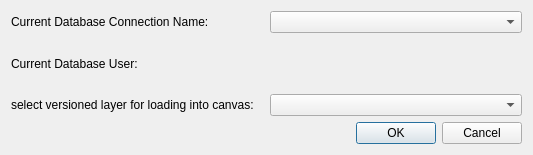
Qt form forms/pgLoadVersion.ui (sourcepole/pgversion) before a commit.
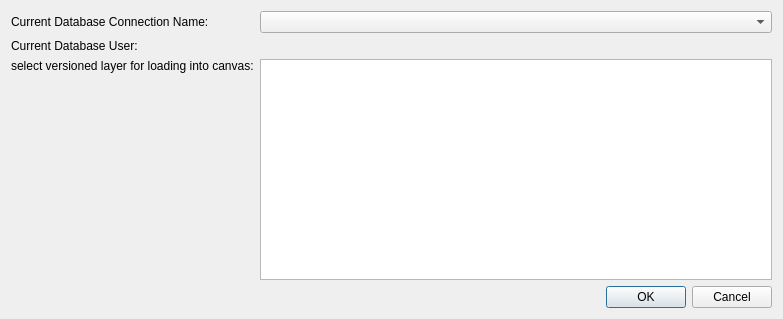
The same form after that commit.

Commit message: - Loading of multiple versioned layers at once implemented - set to revison 3.4.0

What changed in the file:
```diff
--- a/forms/pgLoadVersion.ui
+++ b/forms/pgLoadVersion.ui
@@ -7,8 +7,8 @@
    <rect>
     <x>0</x>
     <y>0</y>
-    <width>533</width>
-    <height>155</height>
+    <width>783</width>
+    <height>319</height>
    </rect>
   </property>
   <property name="windowTitle">
@@ -25,11 +25,11 @@
        <property name="text">
         <string>select versioned layer for loading into canvas:</string>
        </property>
+       <property name="alignment">
+        <set>Qt::AlignLeading|Qt::AlignLeft|Qt::AlignTop</set>
+       </property>
       </widget>
      </item>
-     <item row="2" column="1">
-      <widget class="QComboBox" name="cmbTables"/>
-     </item>
      <item row="0" column="0">
       <widget class="QLabel" name="label_2">
        <property name="text">
@@ -54,6 +54,13 @@
      <item row="0" column="1">
       <widget class="QComboBox" name="cmbServer"/>
      </item>
+     <item row="2" column="1">
+      <widget class="QListWidget" name="lst_tables">
+       <property name="selectionMode">
+        <enum>QAbstractItemView::MultiSelection</enum>
+       </property>
+      </widget>
+     </item>
     </layout>
    </item>
    <item row="1" column="0">
```
Left out of the diff: 14 changed lines with no effect on the pictures. The commit also changes 2 other files.
